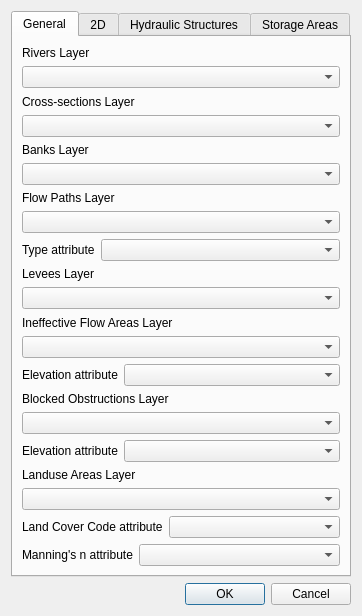
The window that rivergis/ui/ui_importDataIntoRasTables.ui (erpas/rgis) describes before a commit, drawn with Qt 5.
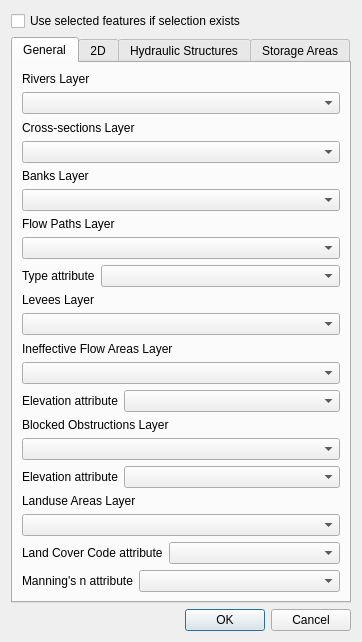
The same window after the commit.

Commit message: finished updating xsection with bathymetry points, add: import only selected features into RDB

Diff of the .ui file:
```diff
--- a/rivergis/ui/ui_importDataIntoRasTables.ui
+++ b/rivergis/ui/ui_importDataIntoRasTables.ui
@@ -7,7 +7,7 @@
     <x>0</x>
     <y>0</y>
     <width>362</width>
-    <height>586</height>
+    <height>610</height>
    </rect>
   </property>
   <property name="sizePolicy">
@@ -20,7 +20,7 @@
    <string>Import Data Into RAS PostGIS Tables</string>
   </property>
   <layout class="QGridLayout" name="gridLayout">
-   <item row="0" column="0">
+   <item row="1" column="0">
     <widget class="QTabWidget" name="tabWidget">
      <property name="locale">
       <locale language="English" country="UnitedStates"/>
@@ -895,13 +895,20 @@
      </widget>
     </widget>
    </item>
-   <item row="1" column="0">
+   <item row="2" column="0">
     <widget class="QDialogButtonBox" name="buttonBox">
      <property name="standardButtons">
       <set>QDialogButtonBox::Cancel|QDialogButtonBox::Ok</set>
      </property>
     </widget>
    </item>
+   <item row="0" column="0">
+    <widget class="QCheckBox" name="chkOnlySelected">
+     <property name="text">
+      <string>Use selected features if selection exists</string>
+     </property>
+    </widget>
+   </item>
   </layout>
  </widget>
  <resources/>
```
The commit also changes 15 other files.
